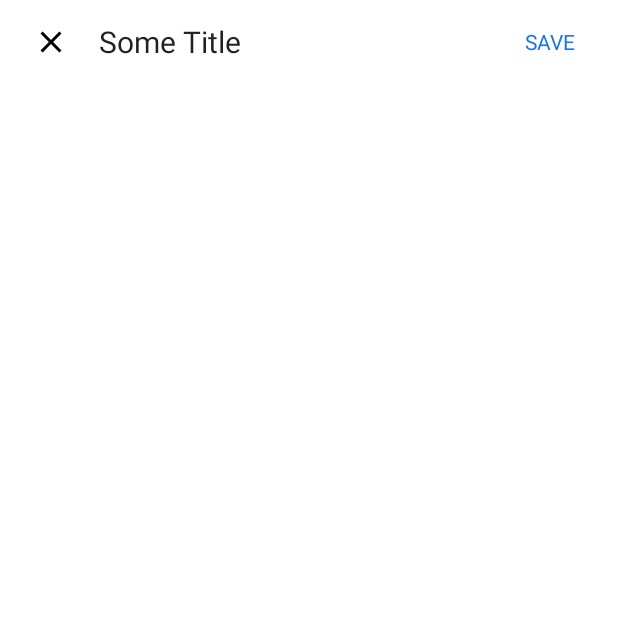
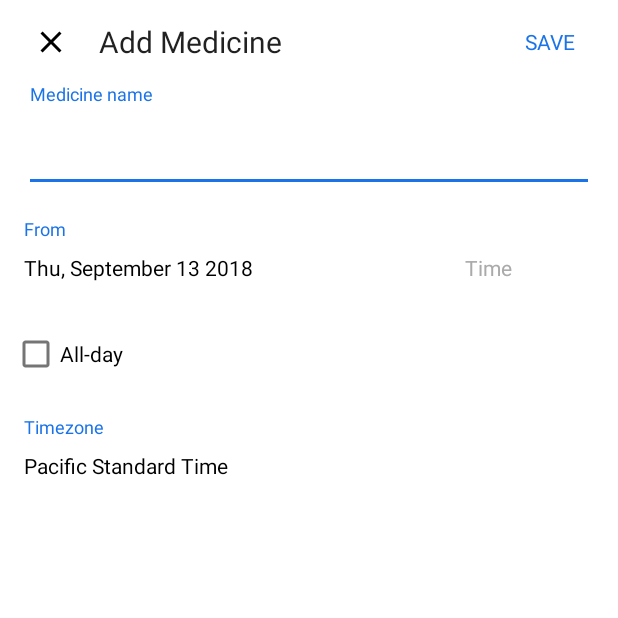
Before and after one commit to abd99/Med-Dose, an Android app: the screen it shows after launch (HomeActivity), after a tap on "Add Medicine", on a phone screen of 412 x 824 dp, the top half of it. Run offline under Robolectric (Android 15) with nearby library versions, the phone set to English and light mode, and no system bars; our stand-ins replace navigation-ui; Roboto replaces fonts that are not available here.

Commit message:
Setup showing date and time picker

```diff
--- a/app/src/main/java/com/abdsoft/med_dose/ui/home/AddDialog.java
+++ b/app/src/main/java/com/abdsoft/med_dose/ui/home/AddDialog.java
@@ -1,7 +1,6 @@
 package com.abdsoft.med_dose.ui.home;
 
 import android.app.Dialog;
-import android.graphics.Color;
 import android.os.Bundle;
 import android.view.LayoutInflater;
 import android.view.View;
@@ -12,11 +11,13 @@ import androidx.fragment.app.DialogFragment;
 
 import com.abdsoft.med_dose.R;
 import com.google.android.material.appbar.MaterialToolbar;
+import com.google.android.material.textview.MaterialTextView;
 
 public class AddDialog extends DialogFragment {
     public static final String TAG = "example_dialog";
 
     private MaterialToolbar toolbar;
+    private MaterialTextView textViewDate, textViewTime;
 
    /* public static AddDialog display(FragmentManager fragmentManager) {
         AddDialog exampleDialog = new AddDialog();
@@ -45,26 +46,38 @@ public class AddDialog extends DialogFragment {
     @Override
     public View onCreateView(LayoutInflater inflater, ViewGroup container, Bundle savedInstanceState) {
         super.onCreateView(inflater, container, savedInstanceState);
-        View view = inflater.inflate(R.layout.add_medicine_dialog, container, false);
+        View root = inflater.inflate(R.layout.add_medicine_dialog, container, false);
 
-        toolbar = view.findViewById(R.id.toolbar);
+        toolbar = root.findViewById(R.id.toolbar);
+        textViewDate = root.findViewById(R.id.text_view_select_date);
+        textViewTime = root.findViewById(R.id.text_view_select_time);
 
-        return view;
+        return root;
     }
 
     @Override
     public void onViewCreated(View view, Bundle savedInstanceState) {
         super.onViewCreated(view, savedInstanceState);
-        toolbar.setBackgroundColor(Color.WHITE);
         toolbar.setNavigationOnClickListener(v -> {
             Toast.makeText(AddDialog.this.getContext(), "Close Pressed", Toast.LENGTH_LONG).show();
             AddDialog.this.dismiss();
         });
-        toolbar.setTitle("Some Title");
+        toolbar.setTitle("Add Medicine");
         toolbar.inflateMenu(R.menu.add_dialog);
         toolbar.setOnMenuItemClickListener(item -> {
             AddDialog.this.dismiss();
             return true;
         });
+
+        textViewDate.setOnClickListener(view1 -> {
+            DialogFragment newFragment = new DatePickerFragment();
+            newFragment.show(getFragmentManager(), "datePicker");
+        });
+
+        textViewTime.setOnClickListener(view1 -> {
+            DialogFragment newFragment = new TimePickerFragment();
+            newFragment.show(getFragmentManager(), "timePicker");
+        });
+
     }
 }
--- a/app/src/main/java/com/abdsoft/med_dose/ui/home/HomeFragment.java
+++ b/app/src/main/java/com/abdsoft/med_dose/ui/home/HomeFragment.java
@@ -9,7 +9,6 @@ import android.widget.Toast;
 
 import androidx.annotation.NonNull;
 import androidx.annotation.Nullable;
-import androidx.fragment.app.DialogFragment;
 import androidx.fragment.app.Fragment;
 import androidx.lifecycle.Observer;
 import androidx.lifecycle.ViewModelProviders;
@@ -73,18 +72,8 @@ public class HomeFragment extends Fragment {
             @Override
             public void onClick(View view) {
                 Toast.makeText(getContext(), "Showing Add Dialog", Toast.LENGTH_SHORT).show();
-//                DialogFragment newFragment = new DatePickerFragment();
-//                newFragment.show(getFragmentManager(), "datePicker");
-                AddDialog exampleDialog = new AddDialog();
-                exampleDialog.show(getFragmentManager(), "Add_Dialog");
-            }
-        });
-        fabAddMedicine.setOnLongClickListener(new View.OnLongClickListener() {
-            @Override
-            public boolean onLongClick(View view) {
-                DialogFragment newFragment = new TimePickerFragment();
-                newFragment.show(getFragmentManager(), "timePicker");
-                return true;
+                AddDialog addMedicineDialog = new AddDialog();
+                addMedicineDialog.show(getFragmentManager(), "Add_Dialog");
             }
         });
 
--- a/app/src/main/res/layout/add_medicine_dialog.xml
+++ b/app/src/main/res/layout/add_medicine_dialog.xml
@@ -4,12 +4,7 @@
     android:layout_width="match_parent"
     android:layout_height="match_parent">
 
-    <com.google.android.material.appbar.AppBarLayout
-        android:layout_width="match_parent"
-        android:layout_height="wrap_content"
-        app:elevation="0dp">
-
-        <com.google.android.material.appbar.MaterialToolbar
+    <com.google.android.material.appbar.MaterialToolbar
             android:id="@+id/toolbar"
             android:layout_width="match_parent"
             android:layout_height="?attr/actionBarSize"
@@ -20,14 +15,119 @@
             android:theme="@style/ThemeOverlay.AppCompat.ActionBar"
             app:popupTheme="@style/ThemeOverlay.AppCompat.Light" />
 
-    </com.google.android.material.appbar.AppBarLayout>
 
     <FrameLayout
+        android:layout_marginTop="?attr/actionBarSize"
         android:layout_width="match_parent"
         android:layout_height="match_parent"
         app:layout_behavior="@string/appbar_scrolling_view_behavior">
 
 
+
+        <androidx.core.widget.NestedScrollView
+            android:layout_width="match_parent"
+            android:layout_height="match_parent"
+            android:fillViewport="true">
+
+
+            <LinearLayout
+                android:layout_width="match_parent"
+                android:layout_height="match_parent"
+                android:orientation="vertical">
+
+
+                <com.google.android.material.textfield.TextInputLayout
+                    android:layout_width="match_parent"
+                    android:layout_height="wrap_content"
+                    style="@style/Widget.Design.TextInputLayout">
+
+                    <com.google.android.material.textfield.TextInputEditText
+                        android:id="@+id/editText_medicine_name"
+                        android:layout_width="match_parent"
+                        android:layout_height="wrap_content"
+                        android:layout_marginStart="16dp"
+                        android:layout_marginTop="24dp"
+                        android:layout_marginEnd="16dp"
+                        android:hint="Medicine name"
+                        android:textSize="30sp" />
+
+                </com.google.android.material.textfield.TextInputLayout>
+
+
+                <com.google.android.material.textview.MaterialTextView
+                    android:layout_width="wrap_content"
+                    android:layout_height="wrap_content"
+                    android:layout_marginStart="16dp"
+                    android:layout_marginTop="16dp"
+                    android:text="From"
+                    android:textColor="@color/color_primary"
+                    android:textSize="12sp" />
+
+                <LinearLayout
+                    android:id="@+id/linearLayout"
+                    android:layout_width="match_parent"
+                    android:layout_height="wrap_content"
+                    android:layout_marginStart="16dp"
+                    android:layout_marginEnd="8dp"
+                    android:weightSum="3"
+                    android:orientation="horizontal">
+
+                    <com.google.android.material.textview.MaterialTextView
+                        android:id="@+id/text_view_select_date"
+                        android:layout_width="wrap_content"
+                        android:layout_height="wrap_content"
+                        android:layout_marginEnd="16dp"
+                        android:layout_weight="2"
+                        android:paddingTop="8dp"
+                        android:paddingBottom="8dp"
+                        android:text="Thu, September 13 2018"
+                        android:textColor="@android:color/black"
+                        android:textSize="14sp" />
+
+                    <com.google.android.material.textview.MaterialTextView
+                        android:id="@+id/text_view_select_time"
+                        android:layout_width="wrap_content"
+                        android:layout_height="wrap_content"
+                        android:layout_weight="1"
+                        android:paddingTop="8dp"
+                        android:paddingBottom="8dp"
+                        android:text="Time"
+                        android:textColor="@android:color/darker_gray"
+                        android:textSize="14sp" />
+
+                </LinearLayout>
+
+                <CheckBox
+                    android:id="@+id/checkBox"
+                    android:layout_width="wrap_content"
+                    android:layout_height="wrap_content"
+                    android:layout_marginStart="8dp"
+                    android:layout_marginTop="16dp"
+                    android:text="All-day" />
+
+                <com.google.android.material.textview.MaterialTextView
+                    android:id="@+id/textView4"
+                    android:layout_width="wrap_content"
+                    android:layout_height="wrap_content"
+                    android:layout_marginStart="16dp"
+                    android:layout_marginTop="16dp"
+                    android:text="Timezone"
+                    android:textColor="@color/color_primary"
+                    android:textSize="12sp" />
+
+                <TextView
+                    android:layout_width="wrap_content"
+                    android:layout_height="wrap_content"
+                    android:layout_marginStart="16dp"
+                    android:paddingTop="8dp"
+                    android:paddingBottom="8dp"
+                    android:text="Pacific Standard Time"
+                    android:textColor="@android:color/black"
+                    android:textSize="14sp" />
+
+            </LinearLayout>
+
+        </androidx.core.widget.NestedScrollView>
     </FrameLayout>
 
 </androidx.coordinatorlayout.widget.CoordinatorLayout>
```
